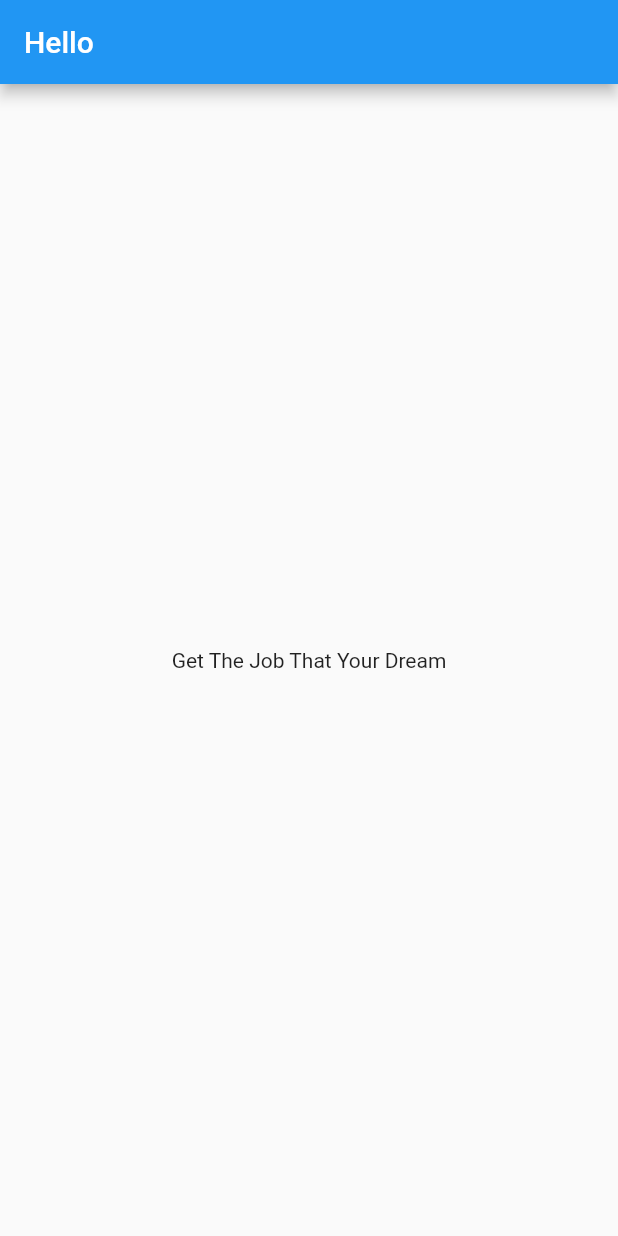
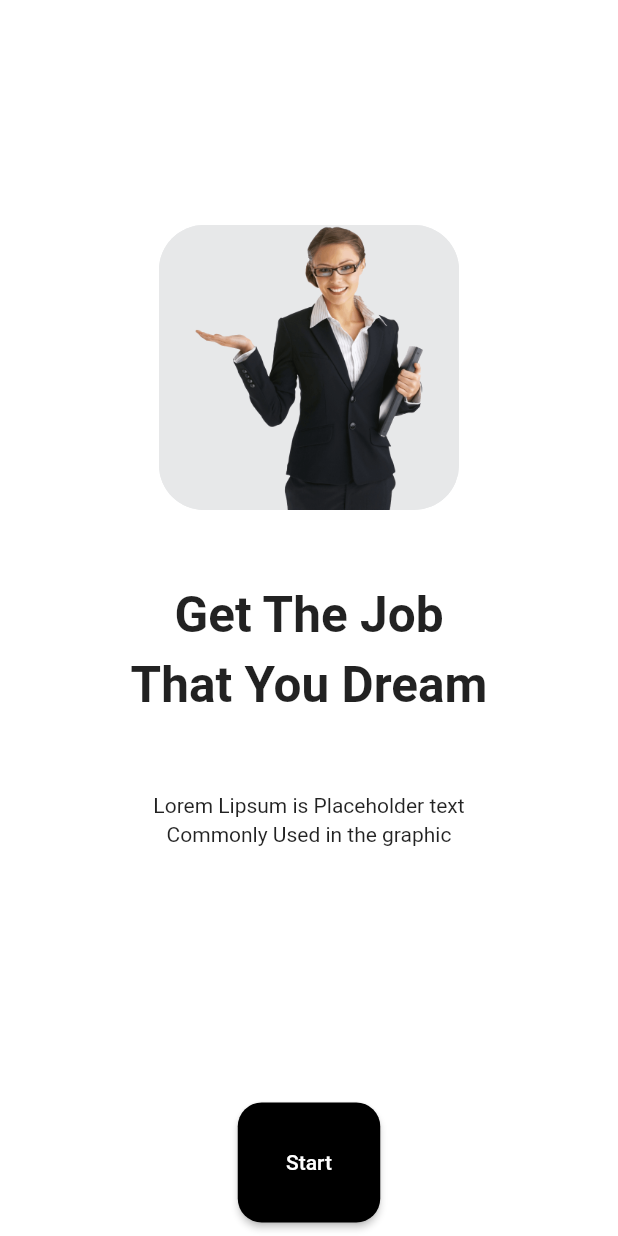
Before and after one commit to naveensinghp/flutterchallenge, a Flutter app: the screen it shows after launch, on a phone screen of 412 x 824 dp. Run offline on Flutter 3.47's test engine with Material 2 defaults, Android fonts, the phone set to English and light mode, and no system bars.

```diff
--- /dev/null
+++ b/lib/firstpage.dart
@@ -0,0 +1,123 @@
+import 'package:flutter/material.dart';
+import 'package:flutter_challenge_1/secondpage.dart';
+
+
+class HomeScreen extends StatelessWidget {
+  @override
+  Widget build(BuildContext context) {
+  return Scaffold(
+    backgroundColor: Colors.white,
+    body: Column(
+      children: <Widget>[
+        Container(
+            margin: const EdgeInsets.only(top: 150),
+            width: 200,
+            height: 190,
+            decoration: new BoxDecoration(
+            borderRadius: BorderRadius.circular(30),
+            color: Color(0xffe7e8e9),
+            image: new DecorationImage(
+              image: new ExactAssetImage('assets/image/tn.png'),
+            ),
+            // border: Border.all(width: 50.0, color: Colors.grey),
+          ),
+        ),
+        Container(
+              margin: const EdgeInsets.only(top: 50),
+              alignment: Alignment.topCenter,
+              child: Column(
+                children: <Widget>[
+                  const Text(
+                    'Get The Job',
+                     style: TextStyle(
+                     fontWeight: FontWeight.w600,
+                     fontSize: 33,
+                    ),
+                  ),
+                  const Text(
+                    'That You Dream',
+                     style: TextStyle(
+                      fontWeight: FontWeight.w600,
+                      fontSize: 33,
+                      height: 1.5
+
+                     )
+                  )
+              ],),
+            ),
+          Container(
+            margin: const EdgeInsets.only(top: 50),
+            child: Column(
+              children: <Widget>[
+                const Text(
+                  'Lorem Lipsum is Placeholder text',
+                   style: TextStyle(
+                   fontSize: 14,
+                  ),
+                ),
+                const Text(
+                   'Commonly Used in the graphic',
+                    style: TextStyle(
+                    fontSize: 14,
+                    height: 1.4
+                  ),
+                )
+              ],
+            ),
+          ),
+          SizedBox(
+            child: ButtonSection(),
+
+          )
+        ],
+        )
+      );
+    }
+  }
+
+
+class ButtonSection extends StatelessWidget{
+  @override
+  Widget build(BuildContext context) {
+    return Container(
+        margin: const EdgeInsets.only(top: 170),
+        //padding: EdgeInsets.symmetric(horizontal: 100),
+        child: Column(
+          children: <Widget>[
+            SizedBox(
+              width: 95,
+              height: 80,
+              child: RaisedButton(
+                color: Colors.black,
+                padding: EdgeInsets.symmetric(vertical:8,horizontal:30),
+                shape: RoundedRectangleBorder(
+                  borderRadius: BorderRadius.all(Radius.circular(16))),
+                child: Text('Start',
+                style: TextStyle(
+                  color: Colors.white,
+
+                  ),
+                ),
+                onPressed: (){
+                  Navigator.push(
+                    context,
+                   MaterialPageRoute(builder: (context) => SecondPage()),
+                  );
+                },
+              ),
+            )
+          ],
+        ),
+      );
+    }
+  }
+
+  // class SecondRoute extends StatelessWidget {
+  // @override
+  // Widget build(BuildContext context) {
+  //   // TODO: implement build
+  //   return SecondPage();
+  // }
+
+
+  // }
--- a/lib/main.dart
+++ b/lib/main.dart
@@ -1,4 +1,5 @@
 import 'package:flutter/material.dart';
+import 'package:flutter_challenge_1/firstpage.dart';
 
 void main() {
   runApp(MyApp());
@@ -9,16 +10,7 @@ class MyApp extends StatelessWidget {
   @override
   Widget build(BuildContext context) {
     return MaterialApp(
-      title: 'Shall We Begin',
-      home: Scaffold(
-        appBar: AppBar(
-
-          title: Text('Hello'),
-        ),
-        body: Center(
-          child: Text('Get The Job That Your Dream')
-        ),
-      ),
+      home: HomeScreen(),
     );
   }
 }
--- a/pubspec.yaml
+++ b/pubspec.yaml
@@ -47,7 +47,8 @@ flutter:
   # To add assets to your application, add an assets section, like this:
   assets:
     - assets/image/team.png
-  #   - images/a_dot_ham.jpeg
+    - assets/image/tn.png
+    - assets/image/go.png
 
   # An image asset can refer to one or more resolution-specific "variants", see
   # https://flutter.dev/assets-and-images/#resolution-aware.
```
Also changed, not shown: lib/secondpage.dart (added, +79 -0 lines), assets/image/ch.png (added), assets/image/go.png (added), assets/image/tn.png (added), assets/image/wm.png (added).
